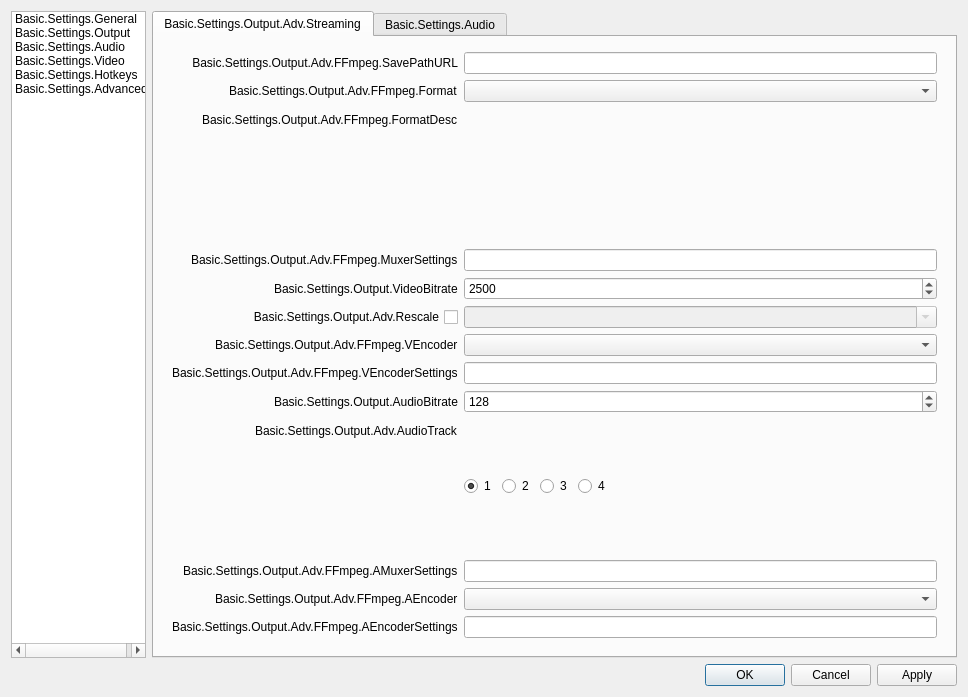
Qt form obs/forms/OBSBasicSettings.ui (mixer/tachyon) before a commit.
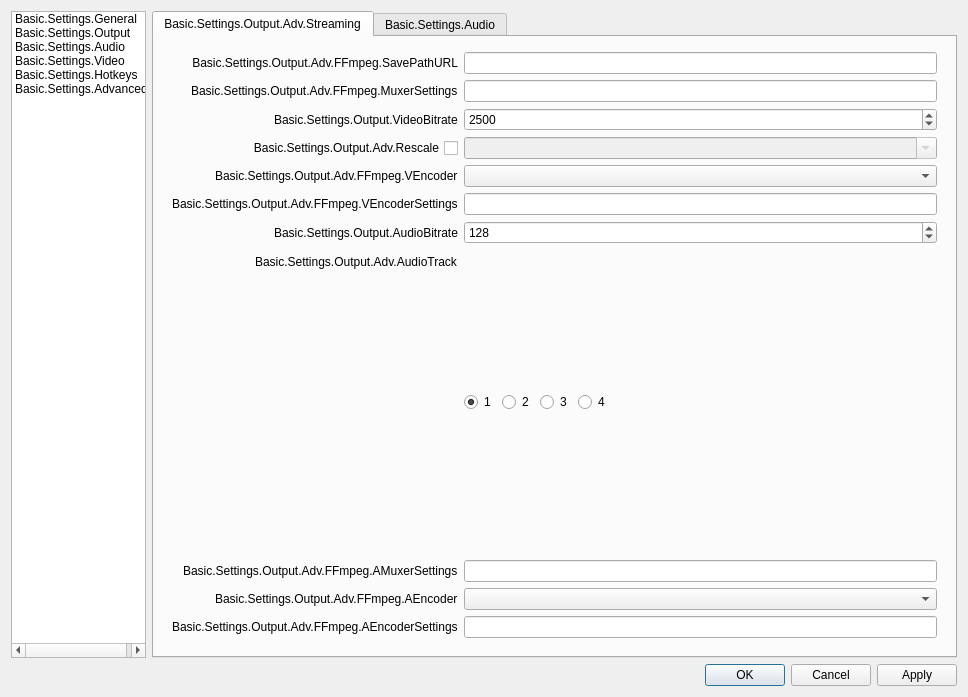
The same form after that commit. Icons and pictures are not drawn.

Commit message: Delete container select

Patch:
```diff
--- a/obs/forms/OBSBasicSettings.ui
+++ b/obs/forms/OBSBasicSettings.ui
@@ -287,47 +287,23 @@
                       </widget>
                      </item>
                      <item row="1" column="0">
-                      <widget class="QLabel" name="label_16">
-                       <property name="text">
-                        <string>Basic.Settings.Output.Adv.FFmpeg.Format</string>
-                       </property>
-                      </widget>
-                     </item>
-                     <item row="1" column="1">
-                      <widget class="QComboBox" name="advOutFFFormat"/>
-                     </item>
-                     <item row="2" column="0">
-                      <widget class="QLabel" name="label_44">
-                       <property name="text">
-                        <string>Basic.Settings.Output.Adv.FFmpeg.FormatDesc</string>
-                       </property>
-                      </widget>
-                     </item>
-                     <item row="2" column="1">
-                      <widget class="QLabel" name="advOutFFFormatDesc">
-                       <property name="text">
-                        <string/>
-                       </property>
-                      </widget>
-                     </item>
-                     <item row="3" column="0">
                       <widget class="QLabel" name="label_1337">
                        <property name="text">
                         <string>Basic.Settings.Output.Adv.FFmpeg.MuxerSettings</string>
                        </property>
                       </widget>
                      </item>
-                     <item row="3" column="1">
+                     <item row="1" column="1">
                       <widget class="QLineEdit" name="advOutFFMCfg"/>
                      </item>
-                     <item row="4" column="0">
+                     <item row="2" column="0">
                       <widget class="QLabel" name="label_40">
                        <property name="text">
                         <string>Basic.Settings.Output.VideoBitrate</string>
                        </property>
                       </widget>
                      </item>
-                     <item row="4" column="1">
+                     <item row="2" column="1">
                       <widget class="QSpinBox" name="advOutFFVBitrate">
                        <property name="minimum">
                         <number>0</number>
@@ -340,7 +316,7 @@
                        </property>
                       </widget>
                      </item>
-                     <item row="5" column="0">
+                     <item row="3" column="0">
                       <widget class="QCheckBox" name="advOutFFUseRescale">
                        <property name="sizePolicy">
                         <sizepolicy hsizetype="Minimum" vsizetype="Expanding">
@@ -356,7 +332,7 @@
                        </property>
                       </widget>
                      </item>
-                     <item row="5" column="1">
+                     <item row="3" column="1">
                       <widget class="QComboBox" name="advOutFFRescale">
                        <property name="enabled">
                         <bool>false</bool>
@@ -366,34 +342,34 @@
                        </property>
                       </widget>
                      </item>
-                     <item row="6" column="0">
+                     <item row="4" column="0">
                       <widget class="QLabel" name="label_37">
                        <property name="text">
                         <string>Basic.Settings.Output.Adv.FFmpeg.VEncoder</string>
                        </property>
                       </widget>
                      </item>
-                     <item row="6" column="1">
+                     <item row="4" column="1">
                       <widget class="QComboBox" name="advOutFFVEncoder"/>
                      </item>
-                     <item row="8" column="0">
+                     <item row="6" column="0">
                       <widget class="QLabel" name="label_38">
                        <property name="text">
                         <string>Basic.Settings.Output.Adv.FFmpeg.VEncoderSettings</string>
                        </property>
                       </widget>
                      </item>
-                     <item row="8" column="1">
+                     <item row="6" column="1">
                       <widget class="QLineEdit" name="advOutFFVCfg"/>
                      </item>
-                     <item row="9" column="0">
+                     <item row="7" column="0">
                       <widget class="QLabel" name="label_41">
                        <property name="text">
                         <string>Basic.Settings.Output.AudioBitrate</string>
                        </property>
                       </widget>
                      </item>
-                     <item row="9" column="1">
+                     <item row="7" column="1">
                       <widget class="QSpinBox" name="advOutFFABitrate">
                        <property name="minimum">
                         <number>32</number>
@@ -409,14 +385,14 @@
                        </property>
                       </widget>
                      </item>
-                     <item row="10" column="0">
+                     <item row="8" column="0">
                       <widget class="QLabel" name="label_47">
                        <property name="text">
                         <string>Basic.Settings.Output.Adv.AudioTrack</string>
                        </property>
                       </widget>
                      </item>
-                     <item row="10" column="1">
+                     <item row="8" column="1">
                       <widget class="QWidget" name="widget_10" native="true">
                        <property name="sizePolicy">
                         <sizepolicy hsizetype="Maximum" vsizetype="Preferred">
```
Left out of the diff: 19 changed lines with no effect on the pictures. The commit also changes 2 other files.
